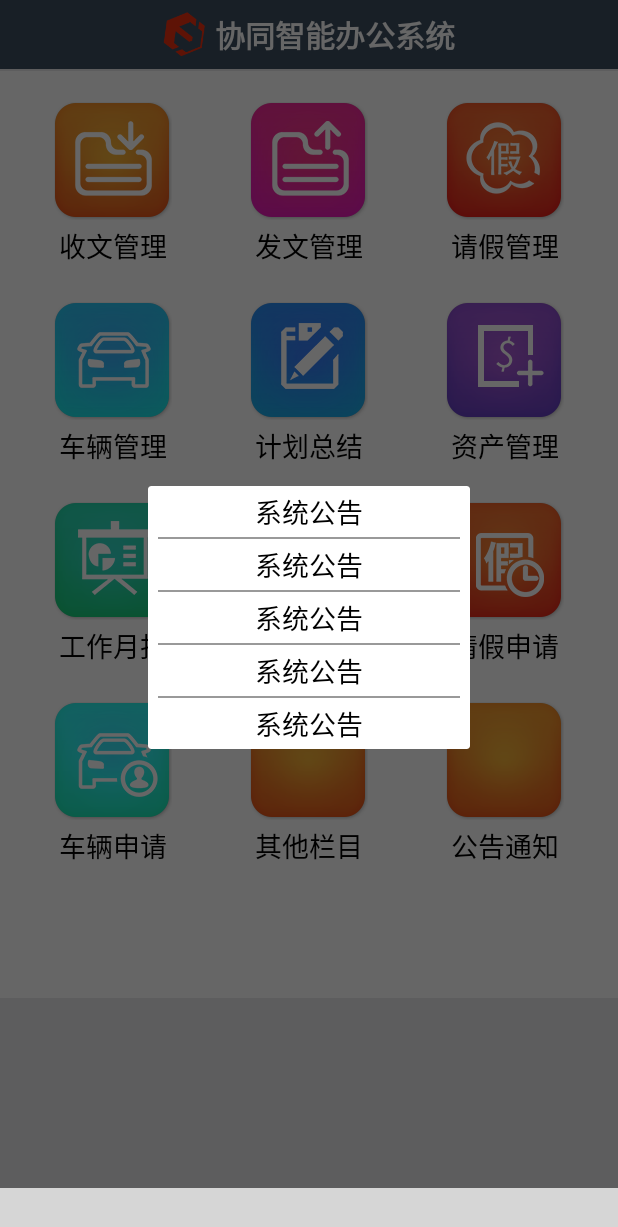
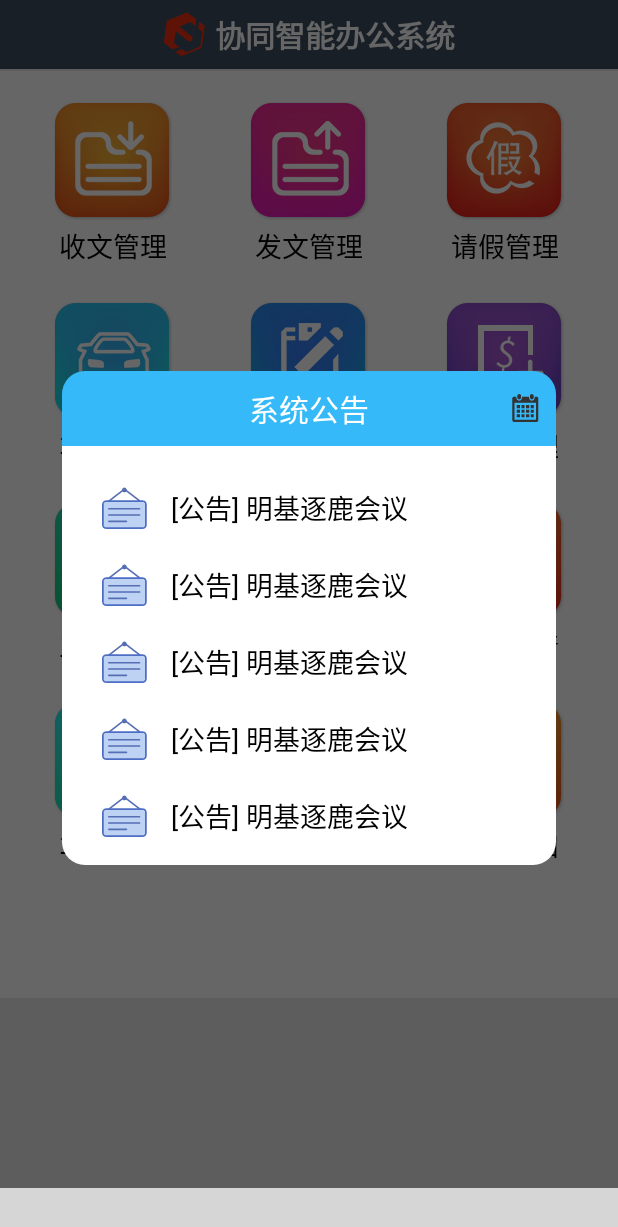
Before and after one commit to sfgjys/Office_System, an Android app: the HomePageFragment screen opened directly, with no data from a screen before it, on a phone screen of 412 x 824 dp. Shown: the top 1227 px of the screen. Run offline under Robolectric (Android 15) with nearby library versions, the phone set to English and light mode, and no system bars; libraries missing offline, so code that uses them is left out: com.ashokvarma.bottomnavigation; plain views replace BottomNavigationBar, SpinKitView; 6 statements that could not run were skipped; grey boxes are pictures that could not be loaded.

Commit message:
添加公共功能

```diff
--- a/app/src/main/java/com/minlu/office_system/StringsFiled.java
+++ b/app/src/main/java/com/minlu/office_system/StringsFiled.java
@@ -16,6 +16,7 @@ public class StringsFiled {
     public static final String TO_FORM_SHOW_WHICH_BUTTON = "to_form_show_which_button";
     public static final String TO_FORM_SHOW_FORM_FRAGMENT = "to_form_show_form_fragment";
     public static final String TO_FORM_SHOW_FORM_FRAGMENT_TAG = "to_form_show_form_fragment_tag";
+    public static final String TO_FORM_SHOW_IS_USE_SCROLL = "to_form_show_is_use_scroll";
 
     /*
     * 打开表单Fragment的Tag
--- a/app/src/main/java/com/minlu/office_system/activity/FormActivity.java
+++ b/app/src/main/java/com/minlu/office_system/activity/FormActivity.java
@@ -19,6 +19,7 @@ public class FormActivity extends BaseActivity implements View.OnClickListener {
     private Button submitButton;
     private View mContent;
     private String mFragmentTag;
+    private ScrollView scrollView;
 
     @Override
     public void onCreateContent() {
@@ -39,7 +40,13 @@ public class FormActivity extends BaseActivity implements View.OnClickListener {
                 getSupportFragmentManager().beginTransaction().show(fragmentByTag).commit();
             } else {
                 Fragment fragment = (Fragment) aClass.newInstance();
-                getSupportFragmentManager().beginTransaction().add(R.id.sv_replace_form, fragment, mFragmentTag).commit();
+                boolean isUseScroll = getmIntent().getBooleanExtra(StringsFiled.TO_FORM_SHOW_IS_USE_SCROLL, false);
+                if (isUseScroll) {
+                    getSupportFragmentManager().beginTransaction().add(R.id.sv_replace_form, fragment, mFragmentTag).commit();
+                } else {
+                    scrollView.setVisibility(View.GONE);
+                    getSupportFragmentManager().beginTransaction().add(R.id.fl_replace_form, fragment, mFragmentTag).commit();
+                }
             }
         } catch (Exception e) {
             e.printStackTrace();
@@ -48,6 +55,7 @@ public class FormActivity extends BaseActivity implements View.OnClickListener {
     }
 
     private void initView() {
+        scrollView = (ScrollView) mContent.findViewById(R.id.sv_replace_form);
         twoIsAgreeButtons = (LinearLayout) mContent.findViewById(R.id.ll_dis_agree_button);
         Button agreeButton = (Button) mContent.findViewById(R.id.bt_agree_button);
         agreeButton.setOnClickListener(this);
@@ -104,7 +112,6 @@ public class FormActivity extends BaseActivity implements View.OnClickListener {
     * 设置R.id.sv_replace_form控件的展示形式
     * */
     public void setScrollViewNoGravity() {
-        ScrollView scrollView = (ScrollView) mContent.findViewById(R.id.sv_replace_form);
         ScrollView.LayoutParams layoutParams = (ScrollView.LayoutParams) scrollView.getLayoutParams();
         layoutParams.gravity = Gravity.NO_GRAVITY;
         scrollView.setLayoutParams(layoutParams);
--- a/app/src/main/java/com/minlu/office_system/activity/MainActivity.java
+++ b/app/src/main/java/com/minlu/office_system/activity/MainActivity.java
@@ -118,8 +118,17 @@ public class MainActivity extends FragmentActivity {
 
         cancelConfine();
 
-        NoticeInformListDialog noticeInformListDialog = new NoticeInformListDialog(new ArrayList<>());
-        noticeInformListDialog.show(getSupportFragmentManager(),"NoticeInformListDialog");
+
+        ArrayList<String> objects = new ArrayList<>();
+        objects.add("");
+        objects.add("");
+        objects.add("");
+        objects.add("");
+        objects.add("");
+        objects.add("");
+        objects.add("");
+        NoticeInformListDialog noticeInformListDialog = new NoticeInformListDialog(objects);
+        noticeInformListDialog.show(getSupportFragmentManager(), "NoticeInformListDialog");
     }
 
     /* 取消点击事件阻止和加载页面 */
--- /dev/null
+++ b/app/src/main/java/com/minlu/office_system/adapter/NoticeInformAdapter.java
@@ -0,0 +1,33 @@
+package com.minlu.office_system.adapter;
+
+import com.minlu.baselibrary.base.BaseHolder;
+import com.minlu.baselibrary.base.MyBaseAdapter;
+import com.minlu.office_system.holder.NoticeInformHolder;
+
+import java.util.List;
+
+/**
+ * Created by user on 2017/3/28.
+ */
+
+public class NoticeInformAdapter extends MyBaseAdapter<String> {
+
+    public NoticeInformAdapter(List<String> list) {
+        super(list);
+    }
+
+    @Override
+    public BaseHolder getHolder() {
+        return new NoticeInformHolder();
+    }
+
+    @Override
+    public boolean hasMore() {
+        return false;
+    }
+
+    @Override
+    public List<String> onLoadMore() {
+        return null;
+    }
+}
--- a/app/src/main/java/com/minlu/office_system/fragment/HomePageFragment.java
+++ b/app/src/main/java/com/minlu/office_system/fragment/HomePageFragment.java
@@ -58,6 +58,7 @@ public class HomePageFragment extends BaseFragment<HomePageItem> {
         intent.putExtra(StringsFiled.TO_FORM_SHOW_WHICH_BUTTON, AllForms.values()[position].getShowWhichButton());
         intent.putExtra(StringsFiled.TO_FORM_SHOW_FORM_FRAGMENT, AllForms.values()[position].getFormClassName());
         intent.putExtra(StringsFiled.TO_FORM_SHOW_FORM_FRAGMENT_TAG, AllForms.values()[position].getFragmentTAG());
+        intent.putExtra(StringsFiled.TO_FORM_SHOW_IS_USE_SCROLL, AllForms.values()[position].isAddFragmentIsUseScroll());
         getContext().startActivity(intent);
     }
 
--- a/app/src/main/java/com/minlu/office_system/fragment/dialog/NoticeInformListDialog.java
+++ b/app/src/main/java/com/minlu/office_system/fragment/dialog/NoticeInformListDialog.java
@@ -10,8 +10,10 @@ import android.view.LayoutInflater;
 import android.view.View;
 import android.view.Window;
 import android.view.WindowManager;
+import android.widget.ListView;
 
 import com.minlu.office_system.R;
+import com.minlu.office_system.adapter.NoticeInformAdapter;
 
 import java.util.List;
 
@@ -36,12 +38,22 @@ public class NoticeInformListDialog extends DialogFragment {
 
         View view = inflater.inflate(R.layout.dialog_notice_inform, null);
 
+        ListView listView = (ListView) view.findViewById(R.id.notice_inform_list_view);
+        View cancel = view.findViewById(R.id.notice_inform_dialog_cancel);
+        cancel.setOnClickListener(new View.OnClickListener() {
+            @Override
+            public void onClick(View v) {
+                alertDialog.cancel();
+                alertDialog.dismiss();
+            }
+        });
+
+        listView.setAdapter(new NoticeInformAdapter(data));
 
         alertDialog = builder.setView(view).create();
         alertDialog.setCanceledOnTouchOutside(false);
 
-
-
+        alertDialog.getWindow().setBackgroundDrawableResource(android.R.color.transparent);
         return alertDialog;
     }
 
@@ -56,7 +68,8 @@ public class NoticeInformListDialog extends DialogFragment {
 
         WindowManager.LayoutParams layoutParams = window.getAttributes();
         // 设置透明度为0.3
-        layoutParams.width =  (int) (display.getWidth() * 0.6); ;
+        layoutParams.width = (int) (display.getWidth() * 0.8);
+        layoutParams.height = (int) (display.getHeight() * 0.4);
         window.setAttributes(layoutParams);
 
     }
--- a/app/src/main/java/com/minlu/office_system/fragment/form/NoticeInformFragment.java
+++ b/app/src/main/java/com/minlu/office_system/fragment/form/NoticeInformFragment.java
@@ -1,9 +1,14 @@
 package com.minlu.office_system.fragment.form;
 
 import android.view.View;
+import android.widget.ListView;
 
+import com.minlu.baselibrary.base.BaseFragment;
 import com.minlu.baselibrary.base.ContentPage;
-import com.minlu.office_system.fragment.form.formPremise.FormFragment;
+import com.minlu.baselibrary.util.ViewsUitls;
+import com.minlu.office_system.R;
+import com.minlu.office_system.activity.FormActivity;
+import com.minlu.office_system.adapter.NoticeInformAdapter;
 
 import java.util.ArrayList;
 import java.util.List;
@@ -12,9 +17,9 @@ import java.util.List;
  * Created by user on 2017/3/27.
  */
 
-public class NoticeInformFragment extends FormFragment {
+public class NoticeInformFragment extends BaseFragment {
 
-    private List<Object> excessive;
+    private List<String> excessive;
 
     @Override
     protected void onSubClassOnCreateView() {
@@ -23,28 +28,33 @@ public class NoticeInformFragment extends FormFragment {
 
     @Override
     protected View onCreateSuccessView() {
-        return null;
+        // 因为本fragment是通过R.id.sv_replace_form控件replace开启的，但是R.id.sv_replace_form控件是居中属性，所以再次我们要使得居中属性去除
+        FormActivity formActivity = (FormActivity) getContext();
+        if (formActivity != null) {
+            formActivity.setScrollViewNoGravity();
+        }
+
+
+        View inflate = ViewsUitls.inflate(R.layout.layout_list);
+        ListView listView = (ListView) inflate.findViewById(R.id.list_view);
+        listView.setAdapter(new NoticeInformAdapter(excessive));
+
+        return inflate;
     }
 
     @Override
     protected ContentPage.ResultState onLoad() {
         excessive = new ArrayList<>();
-//        excessive.add("excessive");
+        excessive.add("");
+        excessive.add("");
+        excessive.add("");
+        excessive.add("");
+        excessive.add("");
+        excessive.add("");
+        excessive.add("");
+        excessive.add("");
+        excessive.add("");
+        excessive.add("");
         return chat(excessive);
     }
-
-    @Override
-    public void disAgreeOnClick(View v) {
-
-    }
-
-    @Override
-    public void agreeOnClick(View v) {
-
-    }
-
-    @Override
-    public void submitOnClick(View v) {
-
-    }
 }
--- a/app/src/main/java/com/minlu/office_system/fragment/form/formPremise/AllForms.java
+++ b/app/src/main/java/com/minlu/office_system/fragment/form/formPremise/AllForms.java
@@ -20,31 +20,33 @@ public enum AllForms {
     /*
     * 主页中item的文本名字，主页中item的图片所在资源id，表单Fragment的class，在表单Fragment界面中显示的是什么按钮，打开表单Fragment时的Tag
     * */
-    RECORD_MANAGEMENT("收文管理", R.mipmap.home_page_icon1, RecordManagementFragment.class, StringsFiled.SHOW_IS_AGREE_BUTTON, StringsFiled.RecordManagementFragment_TAG),
-    POST_MANAGEMENT("发文管理", R.mipmap.home_page_icon2, PostManagementFragment.class, StringsFiled.SHOW_IS_AGREE_BUTTON, StringsFiled.PostManagementFragment_TAG),
-    LEAVE_MANAGEMENT("请假管理", R.mipmap.home_page_icon3, LeaveManagementFragment.class, StringsFiled.SHOW_IS_AGREE_BUTTON, StringsFiled.LeaveManagementFragment_TAG),
-    BUS_MANAGEMENT("车辆管理", R.mipmap.home_page_icon4, BusManagementFragment.class, StringsFiled.SHOW_IS_AGREE_BUTTON, StringsFiled.BusManagementFragment_TAG),
-    PLAN_SUMMARY("计划总结", R.mipmap.home_page_icon5, PlanSummaryFragment.class, StringsFiled.SHOW_SUBMIT_BUTTON, StringsFiled.PlanSummaryFragment_TAG),
-    ASSETS_MANAGEMENT("资产管理", R.mipmap.home_page_icon6, AssetsManagementFragment.class, StringsFiled.SHOW_IS_AGREE_BUTTON, StringsFiled.AssetsManagementFragment_TAG),
-    WORK_MONTHLY_REPORT("工作月报", R.mipmap.home_page_icon7, WorkMonthlyReportFragment.class, StringsFiled.SHOW_SUBMIT_BUTTON, StringsFiled.WorkMonthlyReportFragment_TAG),
-    MEETING_ORDER("会议预约", R.mipmap.home_page_icon8, MeetingOrderFragment.class, StringsFiled.SHOW_SUBMIT_BUTTON, StringsFiled.MeetingOrderFragment_TAG),
-    LEAVE_REQUEST("请假申请", R.mipmap.home_page_icon9, LeaveApplyFragment.class, StringsFiled.SHOW_SUBMIT_BUTTON, StringsFiled.LeaveApplyFragment_TAG),
-    BUS_REQUEST("车辆申请", R.mipmap.home_page_icon10, BusRequestFragment.class, StringsFiled.SHOW_SUBMIT_BUTTON, StringsFiled.BusRequestFragment_TAG),
-    OTHER_ITEM("其他栏目", R.mipmap.home_page_icon11, OtherItemFragment.class, StringsFiled.SHOW_SUBMIT_BUTTON, StringsFiled.OtherItemFragment_TAG),
-    NOTICE_INFORM("公告通知", R.mipmap.home_page_icon11, NoticeInformFragment.class, StringsFiled.NO_SHOW_BUTTON, StringsFiled.NoticeInformFragment_TAG);
+    RECORD_MANAGEMENT("收文管理", R.mipmap.home_page_icon1, RecordManagementFragment.class, StringsFiled.SHOW_IS_AGREE_BUTTON, StringsFiled.RecordManagementFragment_TAG, true),
+    POST_MANAGEMENT("发文管理", R.mipmap.home_page_icon2, PostManagementFragment.class, StringsFiled.SHOW_IS_AGREE_BUTTON, StringsFiled.PostManagementFragment_TAG, true),
+    LEAVE_MANAGEMENT("请假管理", R.mipmap.home_page_icon3, LeaveManagementFragment.class, StringsFiled.SHOW_IS_AGREE_BUTTON, StringsFiled.LeaveManagementFragment_TAG, true),
+    BUS_MANAGEMENT("车辆管理", R.mipmap.home_page_icon4, BusManagementFragment.class, StringsFiled.SHOW_IS_AGREE_BUTTON, StringsFiled.BusManagementFragment_TAG, true),
+    PLAN_SUMMARY("计划总结", R.mipmap.home_page_icon5, PlanSummaryFragment.class, StringsFiled.SHOW_SUBMIT_BUTTON, StringsFiled.PlanSummaryFragment_TAG, true),
+    ASSETS_MANAGEMENT("资产管理", R.mipmap.home_page_icon6, AssetsManagementFragment.class, StringsFiled.SHOW_IS_AGREE_BUTTON, StringsFiled.AssetsManagementFragment_TAG, true),
+    WORK_MONTHLY_REPORT("工作月报", R.mipmap.home_page_icon7, WorkMonthlyReportFragment.class, StringsFiled.SHOW_SUBMIT_BUTTON, StringsFiled.WorkMonthlyReportFragment_TAG, true),
+    MEETING_ORDER("会议预约", R.mipmap.home_page_icon8, MeetingOrderFragment.class, StringsFiled.SHOW_SUBMIT_BUTTON, StringsFiled.MeetingOrderFragment_TAG, true),
+    LEAVE_REQUEST("请假申请", R.mipmap.home_page_icon9, LeaveApplyFragment.class, StringsFiled.SHOW_SUBMIT_BUTTON, StringsFiled.LeaveApplyFragment_TAG, true),
+    BUS_REQUEST("车辆申请", R.mipmap.home_page_icon10, BusRequestFragment.class, StringsFiled.SHOW_SUBMIT_BUTTON, StringsFiled.BusRequestFragment_TAG, true),
+    OTHER_ITEM("其他栏目", R.mipmap.home_page_icon11, OtherItemFragment.class, StringsFiled.SHOW_SUBMIT_BUTTON, StringsFiled.OtherItemFragment_TAG, true),
+    NOTICE_INFORM("公告通知", R.mipmap.home_page_icon11, NoticeInformFragment.class, StringsFiled.NO_SHOW_BUTTON, StringsFiled.NoticeInformFragment_TAG, false);
 
     private String formName;
     private int formIconId;
     private Class<?> formClassName;
     private int showWhichButton;
     private String fragmentTAG;
+    private final boolean addFragmentIsUseScroll;
 
-    AllForms(String formName, int formIconId, Class<?> formClassName, int showWhichButton, String fragmentTAG) {
+    AllForms(String formName, int formIconId, Class<?> formClassName, int showWhichButton, String fragmentTAG, boolean addFragmentIsUseScroll) {
         this.formName = formName;
         this.formIconId = formIconId;
         this.formClassName = formClassName;
         this.showWhichButton = showWhichButton;
         this.fragmentTAG = fragmentTAG;
+        this.addFragmentIsUseScroll = addFragmentIsUseScroll;
     }
 
     public String getFormName() {
@@ -66,4 +68,8 @@ public enum AllForms {
     public String getFragmentTAG() {
         return fragmentTAG;
     }
+
+    public boolean isAddFragmentIsUseScroll() {
+        return addFragmentIsUseScroll;
+    }
 }
--- /dev/null
+++ b/app/src/main/java/com/minlu/office_system/holder/NoticeInformHolder.java
@@ -0,0 +1,30 @@
+package com.minlu.office_system.holder;
+
+import android.view.View;
+import android.widget.TextView;
+
+import com.minlu.baselibrary.base.BaseHolder;
+import com.minlu.baselibrary.util.ViewsUitls;
+import com.minlu.office_system.R;
+
+/**
+ * Created by user on 2017/3/28.
+ */
+
+public class NoticeInformHolder extends BaseHolder {
+
+    private TextView noticeInformText;
+
+    @Override
+    public View initView() {
+
+        View inflate = ViewsUitls.inflate(R.layout.item_notice_inform);
+        noticeInformText = (TextView) inflate.findViewById(R.id.item_notice_inform_text);
+
+        return inflate;
+    }
+
+    @Override
+    public void setRelfshData(Object mData, int postion) {
+    }
+}
--- /dev/null
+++ b/app/src/main/res/drawable/selector_item_notice_inform_background.xml
@@ -0,0 +1,5 @@
+<?xml version="1.0" encoding="utf-8"?>
+<selector xmlns:android="http://schemas.android.com/apk/res/android">
+    <item android:drawable="@color/thin_gray" android:state_pressed="true" />
+    <item android:drawable="@color/white" />
+</selector>
--- /dev/null
+++ b/app/src/main/res/drawable/shape_notice_inform_bottom_background.xml
@@ -0,0 +1,8 @@
+<?xml version="1.0" encoding="utf-8"?>
+<shape xmlns:android="http://schemas.android.com/apk/res/android"
+    android:shape="rectangle">
+    <solid android:color="@color/white" />
+    <corners
+        android:bottomLeftRadius="15dp"
+        android:bottomRightRadius="15dp" />
+</shape>
--- /dev/null
+++ b/app/src/main/res/drawable/shape_notice_inform_top_background.xml
@@ -0,0 +1,8 @@
+<?xml version="1.0" encoding="utf-8"?>
+<shape xmlns:android="http://schemas.android.com/apk/res/android"
+    android:shape="rectangle">
+    <solid android:color="@color/action_bar_background" />
+    <corners
+        android:topLeftRadius="15dp"
+        android:topRightRadius="15dp" />
+</shape>
--- a/app/src/main/res/layout/activity_form.xml
+++ b/app/src/main/res/layout/activity_form.xml
@@ -5,6 +5,7 @@
     android:orientation="vertical">
 
     <FrameLayout
+        android:id="@+id/fl_replace_form"
         android:layout_width="match_parent"
         android:layout_height="0dp"
         android:layout_weight="1">
--- a/app/src/main/res/layout/dialog_notice_inform.xml
+++ b/app/src/main/res/layout/dialog_notice_inform.xml
@@ -2,70 +2,49 @@
 <LinearLayout xmlns:android="http://schemas.android.com/apk/res/android"
     android:layout_width="match_parent"
     android:layout_height="match_parent"
-    android:orientation="vertical"
-    android:padding="3dp">
+    android:orientation="vertical">
 
-    <TextView
+    <RelativeLayout
         android:layout_width="match_parent"
         android:layout_height="wrap_content"
-        android:gravity="center"
-        android:text="系统公告"
-        android:textColor="@color/black"
-        android:textSize="18dp" />
+        android:background="@drawable/shape_notice_inform_top_background"
+        android:padding="10dp">
 
-    <View
+        <TextView
+            android:layout_width="match_parent"
+            android:layout_height="wrap_content"
+            android:layout_centerVertical="true"
+            android:gravity="center"
+            android:text="系统公告"
+            android:textColor="@color/white"
+            android:textSize="20dp" />
+
+        <ImageView
+            android:id="@+id/notice_inform_dialog_cancel"
+            android:layout_width="wrap_content"
+            android:layout_height="wrap_content"
+            android:layout_alignParentRight="true"
+            android:layout_centerVertical="true"
+            android:src="@mipmap/calendar_icon_default" />
+    </RelativeLayout>
+
+    <FrameLayout
         android:layout_width="match_parent"
-        android:layout_height="1dp"
-        android:layout_margin="3dp"
-        android:background="@color/loading_background_thin_gray" />
+        android:layout_height="match_parent"
+        android:background="@drawable/shape_notice_inform_bottom_background">
 
-    <TextView
-        android:layout_width="match_parent"
-        android:layout_height="wrap_content"
-        android:gravity="center"
-        android:text="系统公告"
-        android:textColor="@color/black"
-        android:textSize="18dp" />
+        <ListView
+            android:id="@+id/notice_inform_list_view"
+            android:layout_width="match_parent"
+            android:layout_height="match_parent"
+            android:layout_margin="15dp"
+            android:divider="#00000000"
+            android:dividerHeight="0dip"
+            android:listSelector="@android:color/transparent"
+            android:overScrollFooter="@android:color/transparent"
+            android:overScrollHeader="@android:color/transparent"
+            android:overScrollMode="never"
+            android:scrollbars="none" />
+    </FrameLayout>
 
-    <View
-        android:layout_width="match_parent"
-        android:layout_height="1dp"
-        android:layout_margin="3dp"
-        android:background="@color/loading_background_thin_gray" />
-
-    <TextView
-        android:layout_width="match_parent"
-        android:layout_height="wrap_content"
-        android:gravity="center"
-        android:text="系统公告"
-        android:textColor="@color/black"
-        android:textSize="18dp" />
-
-    <View
-        android:layout_width="match_parent"
-        android:layout_height="1dp"
-        android:layout_margin="3dp"
-        android:background="@color/loading_background_thin_gray" />
-
-    <TextView
-        android:layout_width="match_parent"
-        android:layout_height="wrap_content"
-        android:gravity="center"
-        android:text="系统公告"
-        android:textColor="@color/black"
-        android:textSize="18dp" />
-
-    <View
-        android:layout_width="match_parent"
-        android:layout_height="1dp"
-        android:layout_margin="3dp"
-        android:background="@color/loading_background_thin_gray" />
-
-    <TextView
-        android:layout_width="match_parent"
-        android:layout_height="wrap_content"
-        android:gravity="center"
-        android:text="系统公告"
-        android:textColor="@color/black"
-        android:textSize="18dp" />
 </LinearLayout>
--- /dev/null
+++ b/app/src/main/res/layout/item_notice_inform.xml
@@ -0,0 +1,29 @@
+<?xml version="1.0" encoding="utf-8"?>
+<RelativeLayout xmlns:android="http://schemas.android.com/apk/res/android"
+    android:layout_width="match_parent"
+    android:layout_height="wrap_content"
+    android:background="@drawable/selector_item_notice_inform_background"
+    android:padding="10dp">
+
+    <LinearLayout
+        android:layout_width="wrap_content"
+        android:layout_height="wrap_content"
+        android:gravity="center_vertical"
+        android:orientation="horizontal">
+
+        <ImageView
+            android:layout_width="wrap_content"
+            android:layout_height="wrap_content"
+            android:src="@mipmap/notice_icon" />
+
+        <TextView
+            android:id="@+id/item_notice_inform_text"
+            android:layout_width="wrap_content"
+            android:layout_height="wrap_content"
+            android:layout_marginLeft="15dp"
+            android:text="[公告] 明基逐鹿会议"
+            android:textColor="@color/black"
+            android:textSize="18dp" />
+    </LinearLayout>
+
+</RelativeLayout>
```
Also changed, not shown: app/src/main/res/mipmap-hdpi/notice_icon.png (added).
